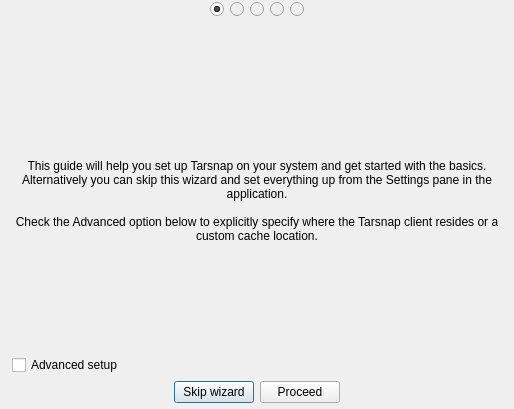
Qt form forms/setupdialog.ui (Tarsnap/tarsnap-gui) before a commit.
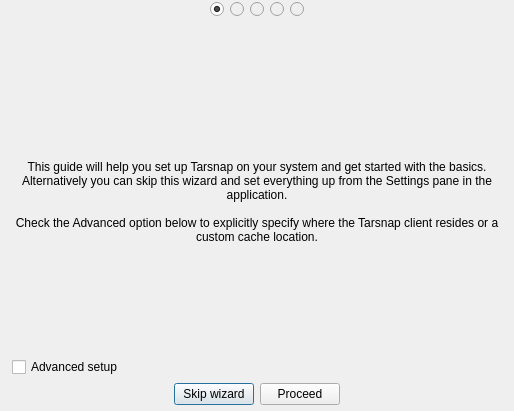
The same form after that commit. Icons and pictures are not drawn.

```diff
--- a/forms/setupdialog.ui
+++ b/forms/setupdialog.ui
@@ -6,8 +6,8 @@
    <rect>
     <x>0</x>
     <y>0</y>
-    <width>500</width>
-    <height>409</height>
+    <width>514</width>
+    <height>411</height>
    </rect>
   </property>
   <property name="minimumSize">
```
